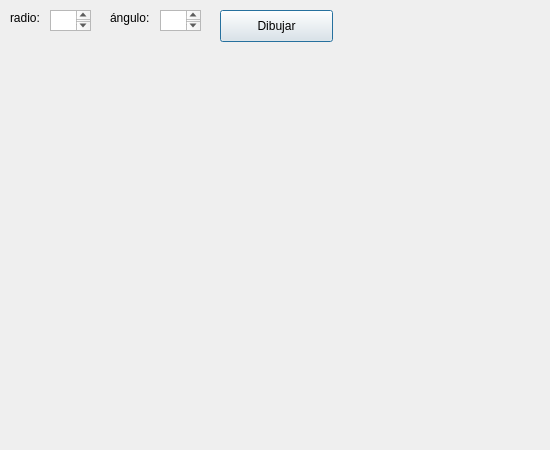
First picture: the form in arcos.ui, repository yocoHM/GeometriaComputacional, before the edit.
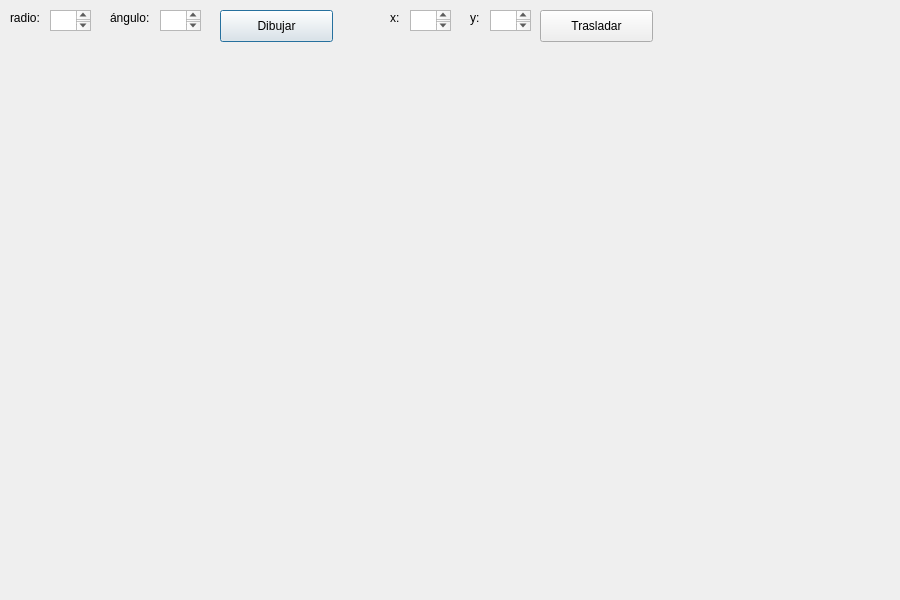
Second picture: the form after the edit.

```diff
--- a/arcos.ui
+++ b/arcos.ui
@@ -6,8 +6,8 @@
    <rect>
     <x>0</x>
     <y>0</y>
-    <width>550</width>
-    <height>450</height>
+    <width>900</width>
+    <height>600</height>
    </rect>
   </property>
   <property name="windowTitle">
@@ -72,6 +72,65 @@
     <string>Dibujar</string>
    </property>
   </widget>
+  <widget class="QLabel" name="label_3">
+   <property name="geometry">
+    <rect>
+     <x>390</x>
+     <y>10</y>
+     <width>41</width>
+     <height>16</height>
+    </rect>
+   </property>
+   <property name="text">
+    <string>x:</string>
+   </property>
+  </widget>
+  <widget class="QTextEdit" name="boxXinicio">
+   <property name="geometry">
+    <rect>
+     <x>410</x>
+     <y>10</y>
+     <width>41</width>
+     <height>21</height>
+    </rect>
+   </property>
+  </widget>
+  <widget class="QLabel" name="label_4">
+   <property name="geometry">
+    <rect>
+     <x>470</x>
+     <y>10</y>
+     <width>51</width>
+     <height>16</height>
+    </rect>
+   </property>
+   <property name="text">
+    <string>y:</string>
+   </property>
+  </widget>
+  <widget class="QTextEdit" name="boxYinicio">
+   <property name="geometry">
+    <rect>
+     <x>490</x>
+     <y>10</y>
+     <width>41</width>
+     <height>21</height>
+    </rect>
+   </property>
+  </widget>
+  <widget class="QPushButton" name="pushButton_2">
+   <property name="geometry">
+    <rect>
+     <x>540</x>
+     <y>10</y>
+     <width>113</width>
+     <height>32</height>
+    </rect>
+   </property>
+   <property name="text">
+    <string>Trasladar</string>
+   </property>
+  </widget>
  </widget>
  <resources/>
  <connections/>
```
